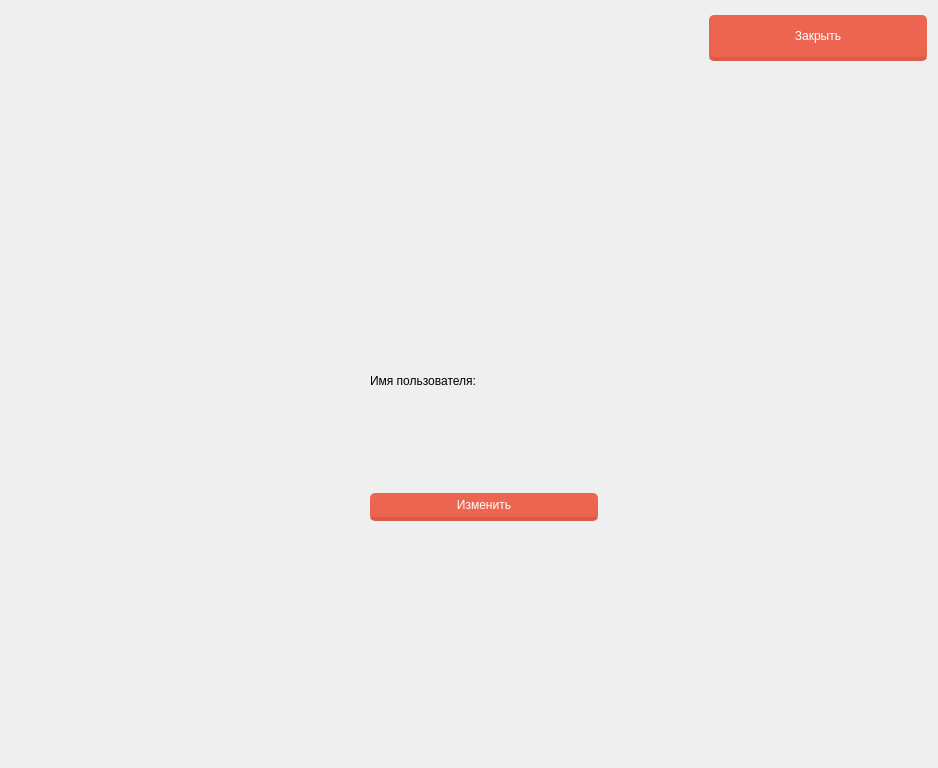
This is src/client/profile.ui in RanHum/ZLP-Library as Qt 5 draws it before an edit. The edited form follows.
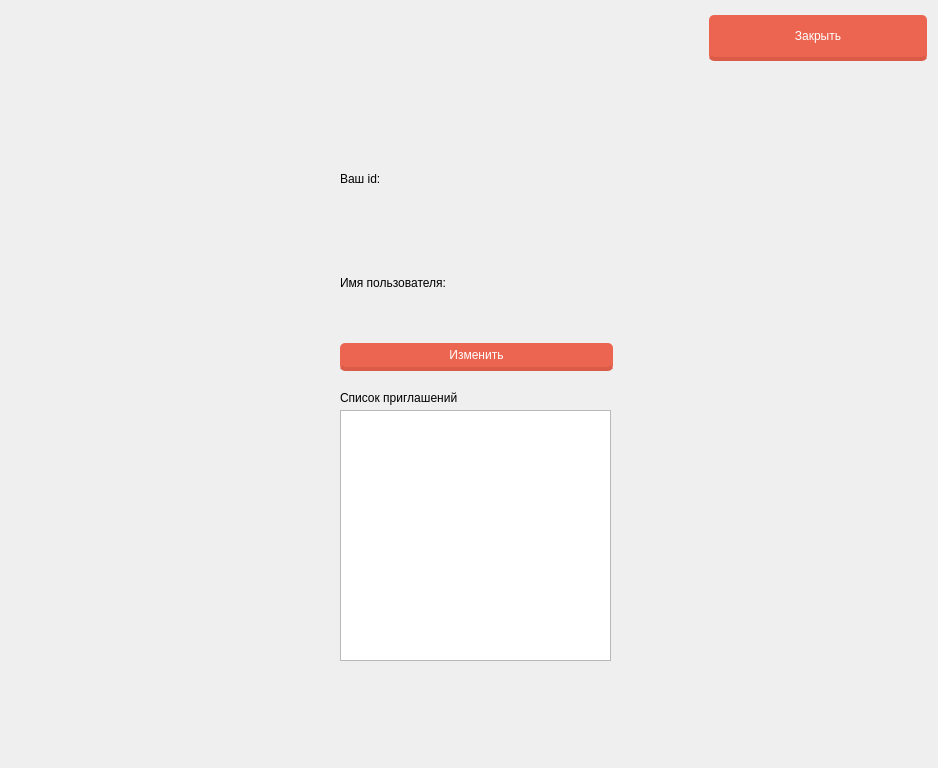
This is the edited form.

The edit to the form file:
```diff
--- a/src/client/profile.ui
+++ b/src/client/profile.ui
@@ -44,30 +44,26 @@
   <widget class="QWidget" name="verticalLayoutWidget">
    <property name="geometry">
     <rect>
-     <x>370</x>
-     <y>280</y>
-     <width>231</width>
+     <x>340</x>
+     <y>130</y>
+     <width>276</width>
      <height>241</height>
     </rect>
    </property>
    <layout class="QVBoxLayout" name="verticalLayout">
     <item>
-     <layout class="QHBoxLayout" name="horizontalLayout">
-      <item>
-       <widget class="QLabel" name="name_2">
-        <property name="text">
-         <string>Имя пользователя:</string>
-        </property>
-       </widget>
-      </item>
-      <item>
-       <widget class="QLabel" name="name">
-        <property name="text">
-         <string/>
-        </property>
-       </widget>
-      </item>
-     </layout>
+     <widget class="QLabel" name="user_id">
+      <property name="text">
+       <string>Ваш id:</string>
+      </property>
+     </widget>
+    </item>
+    <item>
+     <widget class="QLabel" name="username">
+      <property name="text">
+       <string>Имя пользователя:</string>
+      </property>
+     </widget>
     </item>
     <item>
      <widget class="QPushButton" name="change_button">
@@ -93,6 +89,29 @@
     </item>
    </layout>
   </widget>
+  <widget class="QListWidget" name="invite_list">
+   <property name="geometry">
+    <rect>
+     <x>340</x>
+     <y>410</y>
+     <width>271</width>
+     <height>251</height>
+    </rect>
+   </property>
+  </widget>
+  <widget class="QLabel" name="invite_label">
+   <property name="geometry">
+    <rect>
+     <x>340</x>
+     <y>390</y>
+     <width>121</width>
+     <height>16</height>
+    </rect>
+   </property>
+   <property name="text">
+    <string>Список приглашений</string>
+   </property>
+  </widget>
  </widget>
  <resources/>
  <connections/>
```
